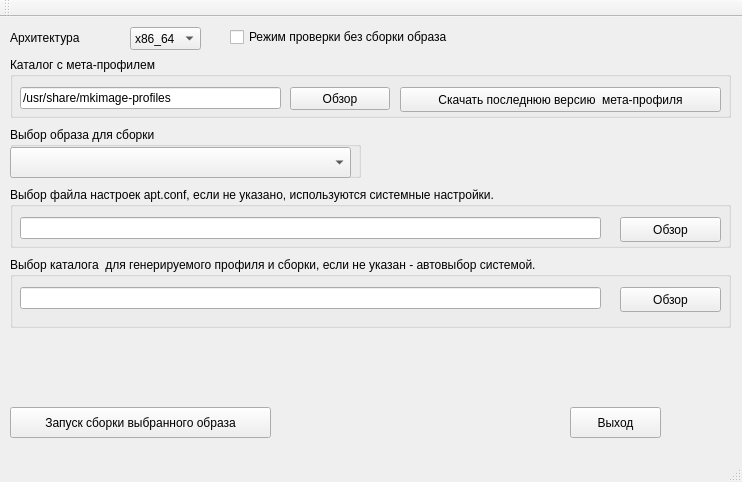
Qt form mp-gui/mainwindow.ui (150balbes/mp-gui) before a commit.
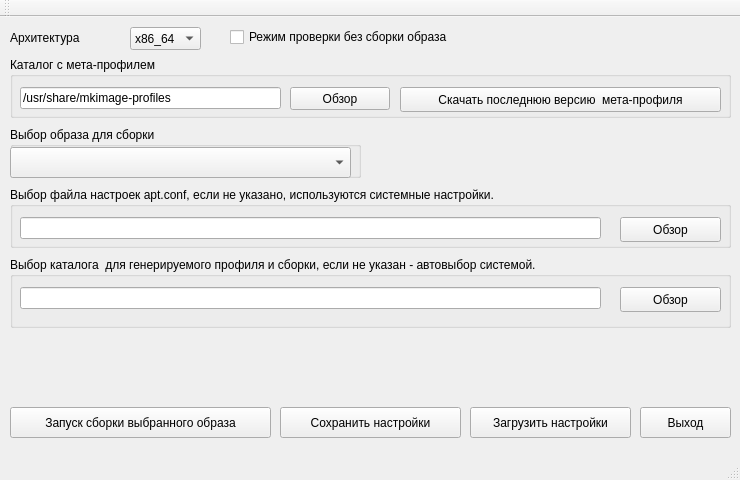
The same form after that commit.

```diff
--- a/mp-gui/mainwindow.ui
+++ b/mp-gui/mainwindow.ui
@@ -6,8 +6,8 @@
    <rect>
     <x>0</x>
     <y>0</y>
-    <width>742</width>
-    <height>482</height>
+    <width>740</width>
+    <height>480</height>
    </rect>
   </property>
   <property name="windowTitle">
@@ -17,7 +17,7 @@
    <widget class="QPushButton" name="pushButton_Exit">
     <property name="geometry">
      <rect>
-      <x>570</x>
+      <x>640</x>
       <y>390</y>
       <width>91</width>
       <height>31</height>
@@ -258,6 +258,32 @@
      <string/>
     </property>
    </widget>
+   <widget class="QPushButton" name="pushButton_Settings">
+    <property name="geometry">
+     <rect>
+      <x>280</x>
+      <y>390</y>
+      <width>181</width>
+      <height>31</height>
+     </rect>
+    </property>
+    <property name="text">
+     <string>Сохранить настройки</string>
+    </property>
+   </widget>
+   <widget class="QPushButton" name="pushButton_RedSet">
+    <property name="geometry">
+     <rect>
+      <x>470</x>
+      <y>390</y>
+      <width>161</width>
+      <height>31</height>
+     </rect>
+    </property>
+    <property name="text">
+     <string>Загрузить настройки</string>
+    </property>
+   </widget>
   </widget>
   <widget class="QMenuBar" name="menuBar">
    <property name="geometry">
```
Left out of the diff: 2 changed lines with no effect on the pictures.
